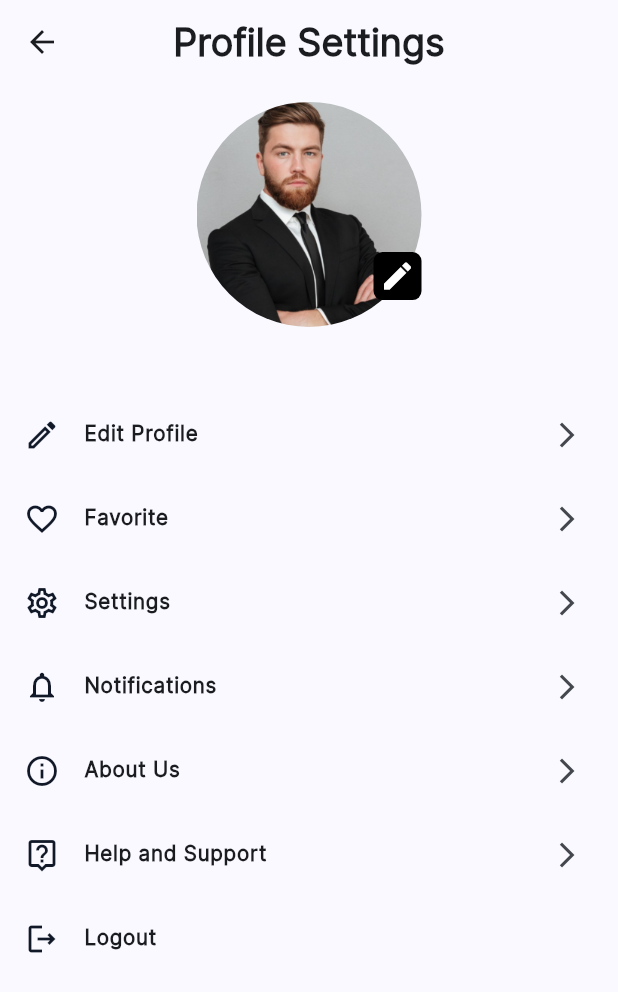
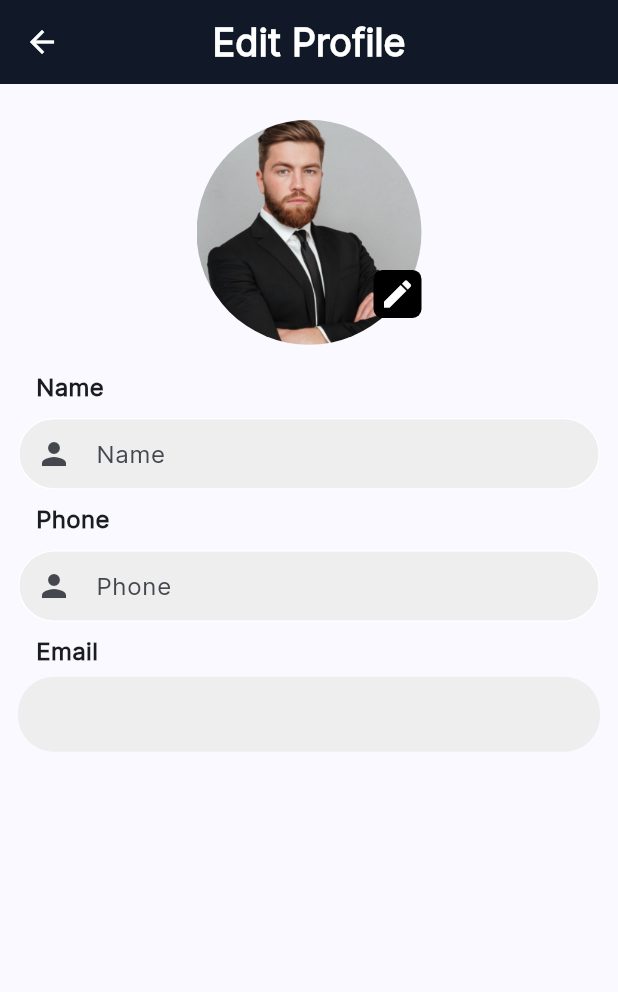
Before and after one commit to faiz771/LawyerApp, a Flutter app: the ProfileSettingScreen screen opened directly with empty values, after a tap on "Edit Profile", on a phone screen of 412 x 824 dp. Shown: the top 992 px of the screen. Run offline on Flutter 3.47's test engine with Material 3 defaults, Android fonts, the phone set to English and light mode, and no system bars; our stand-ins replace assets_audio_player, audioplayers, bottom_navy_bar, carousel_slider, chewie, dropdown_textfield and 9 more; missing offline and left inert: chewie_audio, lightweight_calendar; accounts and stored records are empty; network calls fail.

Commit message:
added edit profile Screen

```diff
--- /dev/null
+++ b/lib/screens/edit_profile_screen.dart
@@ -0,0 +1,225 @@
+import 'package:flutter/material.dart';
+import 'package:flutter_screenutil/flutter_screenutil.dart';
+import 'package:get/get.dart';
+import 'package:get/get_core/src/get_main.dart';
+import 'package:get/get_navigation/get_navigation.dart';
+import 'package:image_picker/image_picker.dart';
+import 'package:lawyerapp/auth_screens/login_screen.dart';
+import 'package:lawyerapp/components/mytextfield.dart';
+import 'package:lawyerapp/components/rounded_button.dart';
+import 'package:lawyerapp/controllers/user_controller.dart';
+import 'package:lawyerapp/screens/blog_screen.dart';
+import 'package:lawyerapp/screens/favorite_screen.dart';
+import 'package:lawyerapp/shared_preference/shared_preference_services.dart';
+import 'package:lawyerapp/utils/app_colors.dart';
+import 'package:shared_preferences/shared_preferences.dart';
+
+class EditProfileScreen extends StatefulWidget {
+  EditProfileScreen({
+    super.key,
+  });
+
+  @override
+  State<EditProfileScreen> createState() => _EditProfileScreenState();
+}
+
+class _EditProfileScreenState extends State<EditProfileScreen> {
+  // Method to pick image from the gallery
+  Future<void> _pickImageFromGallery() async {
+    final pickedImage =
+        await ImagePicker().getImage(source: ImageSource.gallery);
+    // Do something with the picked image
+  }
+
+  // Method to pick image from the camera
+  Future<void> _pickImageFromCamera() async {
+    final pickedImage =
+        await ImagePicker().getImage(source: ImageSource.camera);
+    // Do something with the picked image
+  }
+
+  final UserController controller = Get.put(UserController());
+  final TextEditingController nameController = TextEditingController();
+  final TextEditingController phoneController = TextEditingController();
+  String email = '';
+  void check() {
+    setState(() {
+      nameController.text = controller.user.value!.name;
+      phoneController.text = controller.user.value!.phone;
+      email = controller.user.value!.email;
+    });
+  }
+
+  @override
+  void initState() {
+    // TODO: implement initState
+    super.initState();
+    check();
+  }
+
+  @override
+  Widget build(BuildContext context) {
+    return Scaffold(
+        appBar: AppBar(
+          iconTheme: IconThemeData(color: Colors.white),
+          backgroundColor: AppColor.teelColor,
+          centerTitle: true,
+          title: Text(
+            'Edit Profile',
+            style: TextStyle(
+                fontSize: 22.sp,
+                fontWeight: FontWeight.bold,
+                color: Colors.white),
+          ),
+        ),
+        body: SingleChildScrollView(
+          child: Column(
+            children: [
+              // SizedBox(
+              //   height: 50.h,
+              // ),
+              // Center(
+              //   child: Text(
+              //     'Profile',
+              //     style: TextStyle(fontSize: 22.sp, fontWeight: FontWeight.bold),
+              //   ),
+              // ),
+              SizedBox(
+                height: 20.h,
+              ),
+              Center(
+                child: Stack(
+                  alignment: Alignment.bottomRight,
+                  children: [
+                    const CircleAvatar(
+                      radius: 75,
+                      backgroundColor: Colors.white,
+                      backgroundImage: AssetImage(
+                        'assets/images/onboard2.jpg',
+                      ),
+                    ),
+                    Positioned(
+                      bottom: 15.h,
+                      child: GestureDetector(
+                        onTap: () {
+                          showModalBottomSheet(
+                            context: context,
+                            builder: (BuildContext context) {
+                              return Container(
+                                padding: const EdgeInsets.all(16),
+                                child: Column(
+                                  crossAxisAlignment:
+                                      CrossAxisAlignment.stretch,
+                                  mainAxisSize: MainAxisSize.min,
+                                  children: [
+                                    RoundedButton(
+                                      onPressed: () {
+                                        Navigator.pop(
+                                            context); // Close the bottom sheet
+                                        _pickImageFromGallery(); // Pick image from gallery
+                                      },
+                                      text: 'Pick from Gallery',
+                                      Color: AppColor.teelColor,
+                                    ),
+                                    const SizedBox(height: 16),
+                                    RoundedButton(
+                                      onPressed: () {
+                                        Navigator.pop(
+                                            context); // Close the bottom sheet
+                                        _pickImageFromCamera(); // Pick image from camera
+                                      },
+                                      text: 'Take a Photo',
+                                      Color: AppColor.teelColor,
+                                    ),
+                                  ],
+                                ),
+                              );
+                            },
+                          );
+                        },
+                        child: Container(
+                          decoration: BoxDecoration(
+                            color: Colors.black,
+                            borderRadius: BorderRadius.circular(6),
+                          ),
+                          child: const Padding(
+                            padding: EdgeInsets.all(4.0),
+                            child: Icon(
+                              Icons.edit,
+                              color: Colors.white,
+                            ),
+                          ),
+                        ),
+                      ),
+                    ),
+                  ],
+                ),
+              ),
+              Padding(
+                padding:
+                    const EdgeInsets.symmetric(horizontal: 12, vertical: 12),
+                child: Column(
+                  crossAxisAlignment: CrossAxisAlignment.start,
+                  children: [
+                    Padding(
+                      padding: const EdgeInsets.symmetric(
+                          horizontal: 12, vertical: 5),
+                      child: Text(
+                        'Name',
+                        style: TextStyle(
+                            fontSize: 16, fontWeight: FontWeight.bold),
+                      ),
+                    ),
+                    MyTextField(
+                      hinttext: 'Name',
+                      isicon2: false,
+                      icon: Icons.person,
+                      controller: nameController,
+                    ),
+                    Padding(
+                      padding: const EdgeInsets.symmetric(
+                          horizontal: 12, vertical: 5),
+                      child: Text(
+                        'Phone',
+                        style: TextStyle(
+                            fontSize: 16, fontWeight: FontWeight.bold),
+                      ),
+                    ),
+                    MyTextField(
+                      hinttext: 'Phone',
+                      controller: phoneController,
+                      isicon2: false,
+                      icon: Icons.person,
+                    ),
+                    Padding(
+                      padding: const EdgeInsets.symmetric(
+                          horizontal: 12, vertical: 5),
+                      child: Text(
+                        'Email',
+                        style: TextStyle(
+                            fontSize: 16, fontWeight: FontWeight.bold),
+                      ),
+                    ),
+                    Container(
+                      height: 50,
+                      width: double.infinity,
+                      decoration: BoxDecoration(
+                          color: AppColor.greyColor,
+                          borderRadius: BorderRadius.circular(24)),
+                      child: Padding(
+                        padding: const EdgeInsets.symmetric(
+                            horizontal: 10, vertical: 12),
+                        child: Text(
+                          email,
+                          style: TextStyle(fontSize: 16),
+                        ),
+                      ),
+                    )
+                  ],
+                ),
+              )
+            ],
+          ),
+        ));
+  }
+}
--- a/lib/screens/profile_setting_screen.dart
+++ b/lib/screens/profile_setting_screen.dart
@@ -8,6 +8,7 @@ import 'package:lawyerapp/auth_screens/login_screen.dart';
 import 'package:lawyerapp/components/rounded_button.dart';
 import 'package:lawyerapp/controllers/user_controller.dart';
 import 'package:lawyerapp/screens/blog_screen.dart';
+import 'package:lawyerapp/screens/edit_profile_screen.dart';
 import 'package:lawyerapp/screens/favorite_screen.dart';
 import 'package:lawyerapp/shared_preference/shared_preference_services.dart';
 import 'package:lawyerapp/utils/app_colors.dart';
@@ -42,10 +43,15 @@ class _ProfileSettingScreenState extends State<ProfileSettingScreen> {
   Widget build(BuildContext context) {
     return Scaffold(
         appBar: AppBar(
+          iconTheme: IconThemeData(color: Colors.white),
+          backgroundColor: AppColor.teelColor,
           centerTitle: true,
           title: Text(
             'Profile Settings',
-            style: TextStyle(fontSize: 22.sp, fontWeight: FontWeight.bold),
+            style: TextStyle(
+                fontSize: 22.sp,
+                fontWeight: FontWeight.bold,
+                color: Colors.white),
           ),
         ),
         body: SingleChildScrollView(
@@ -64,71 +70,12 @@ class _ProfileSettingScreenState extends State<ProfileSettingScreen> {
                 height: 10.h,
               ),
               Center(
-                child: Stack(
-                  alignment: Alignment.bottomRight,
-                  children: [
-                    const CircleAvatar(
-                      radius: 75,
-                      backgroundColor: Colors.white,
-                      backgroundImage: AssetImage(
-                        'assets/images/onboard2.jpg',
-                      ),
-                    ),
-                    Positioned(
-                      bottom: 15.h,
-                      child: GestureDetector(
-                        onTap: () {
-                          showModalBottomSheet(
-                            context: context,
-                            builder: (BuildContext context) {
-                              return Container(
-                                padding: const EdgeInsets.all(16),
-                                child: Column(
-                                  crossAxisAlignment:
-                                      CrossAxisAlignment.stretch,
-                                  mainAxisSize: MainAxisSize.min,
-                                  children: [
-                                    RoundedButton(
-                                      onPressed: () {
-                                        Navigator.pop(
-                                            context); // Close the bottom sheet
-                                        _pickImageFromGallery(); // Pick image from gallery
-                                      },
-                                      text: 'Pick from Gallery',
-                                      Color: AppColor.teelColor,
-                                    ),
-                                    const SizedBox(height: 16),
-                                    RoundedButton(
-                                      onPressed: () {
-                                        Navigator.pop(
-                                            context); // Close the bottom sheet
-                                        _pickImageFromCamera(); // Pick image from camera
-                                      },
-                                      text: 'Take a Photo',
-                                      Color: AppColor.teelColor,
-                                    ),
-                                  ],
-                                ),
-                              );
-                            },
-                          );
-                        },
-                        child: Container(
-                          decoration: BoxDecoration(
-                            color: Colors.black,
-                            borderRadius: BorderRadius.circular(6),
-                          ),
-                          child: const Padding(
-                            padding: EdgeInsets.all(4.0),
-                            child: Icon(
-                              Icons.edit,
-                              color: Colors.white,
-                            ),
-                          ),
-                        ),
-                      ),
-                    ),
-                  ],
+                child: const CircleAvatar(
+                  radius: 75,
+                  backgroundColor: Colors.white,
+                  backgroundImage: AssetImage(
+                    'assets/images/onboard2.jpg',
+                  ),
                 ),
               ),
               Padding(
@@ -152,7 +99,9 @@ class _ProfileSettingScreenState extends State<ProfileSettingScreen> {
                   Icons.edit_outlined,
                   color: Color.fromRGBO(17, 25, 40, 1),
                 ),
-                onTap: () {},
+                onTap: () {
+                  Get.to(EditProfileScreen());
+                },
               ),
 
               ListTile(
```
